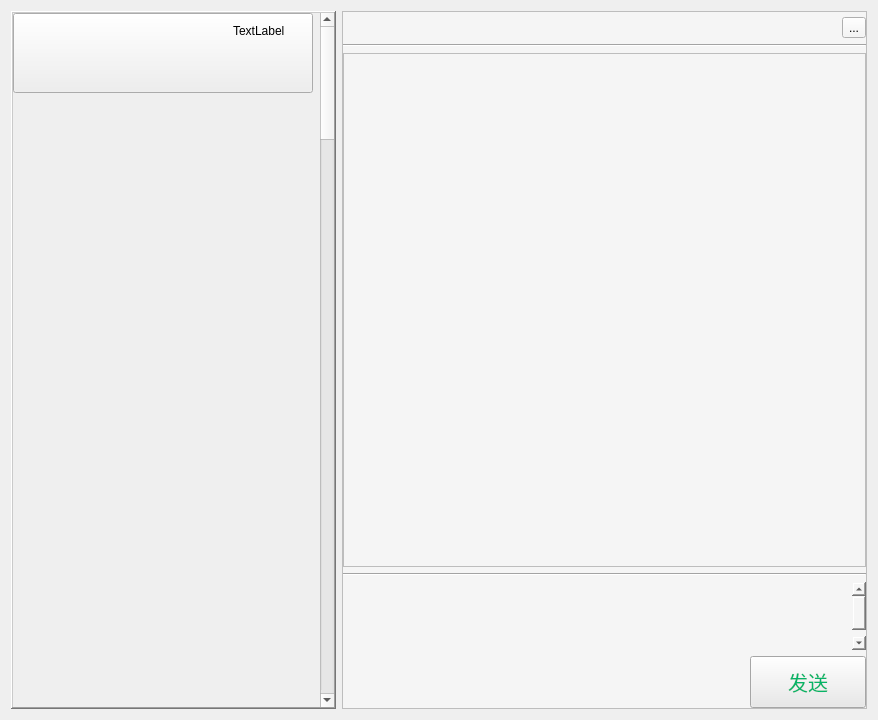
Before: the Qt Designer form app/Ui/chat/chatUi.ui in LC044/WeChatMsg, drawn with Qt 5.
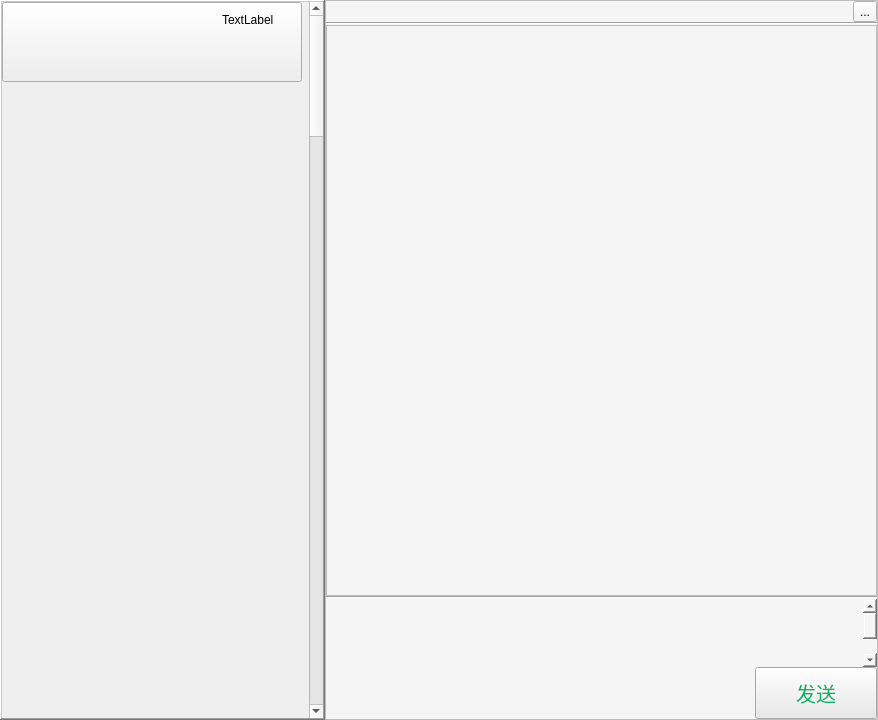
After: the same form once the commit is applied.

What changed in the file:
```diff
--- a/app/Ui/chat/chatUi.ui
+++ b/app/Ui/chat/chatUi.ui
@@ -14,6 +14,21 @@
             <string>Form</string>
         </property>
         <layout class="QHBoxLayout" name="horizontalLayout">
+            <property name="spacing">
+                <number>0</number>
+            </property>
+            <property name="leftMargin">
+                <number>0</number>
+            </property>
+            <property name="topMargin">
+                <number>0</number>
+            </property>
+            <property name="rightMargin">
+                <number>0</number>
+            </property>
+            <property name="bottomMargin">
+                <number>0</number>
+            </property>
             <item>
                 <widget class="QScrollArea" name="scrollArea_2">
                     <property name="enabled">
@@ -117,11 +132,14 @@
                         <enum>QFrame::Raised</enum>
                     </property>
                     <layout class="QVBoxLayout" name="verticalLayout" stretch="2,2,60,2,2,1">
+                        <property name="spacing">
+                            <number>0</number>
+                        </property>
                         <property name="leftMargin">
                             <number>0</number>
                         </property>
                         <property name="topMargin">
-                            <number>5</number>
+                            <number>0</number>
                         </property>
                         <property name="rightMargin">
                             <number>0</number>
@@ -212,9 +230,10 @@
                                         p, li { white-space: pre-wrap; }
                                         &lt;/style&gt;&lt;/head&gt;&lt;body style=&quot; font-family:'SimSun';
                                         font-size:15pt; font-weight:400; font-style:normal;&quot;&gt;
-                                        &lt;p style=&quot;-qt-paragraph-type:empty; margin-top:0px; margin-bottom:0px;
-                                        margin-left:0px; margin-right:0px; -qt-block-indent:0; text-indent:0px;&quot;&gt;&lt;br
-                                        /&gt;&lt;/p&gt;&lt;/body&gt;&lt;/html&gt;
+                                        &lt;p style=&quot; margin-top:0px; margin-bottom:0px; margin-left:0px;
+                                        margin-right:0px; -qt-block-indent:0; text-indent:0px;&quot;&gt; &lt;/p&gt;
+                                        &lt;p style=&quot; margin-top:0px; margin-bottom:0px; margin-left:0px;
+                                        margin-right:0px; -qt-block-indent:0; text-indent:0px;&quot;&gt; &lt;/p&gt;&lt;/body&gt;&lt;/html&gt;
                                     </string>
                                 </property>
                                 <property name="overwriteMode">
```
